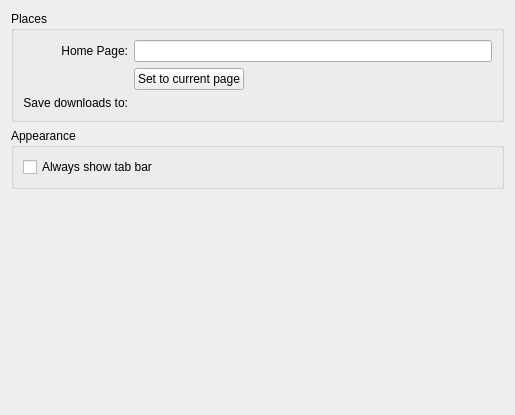
The window that src/settings_general.ui (KDE/rekonq) describes before a commit, drawn with Qt 5.
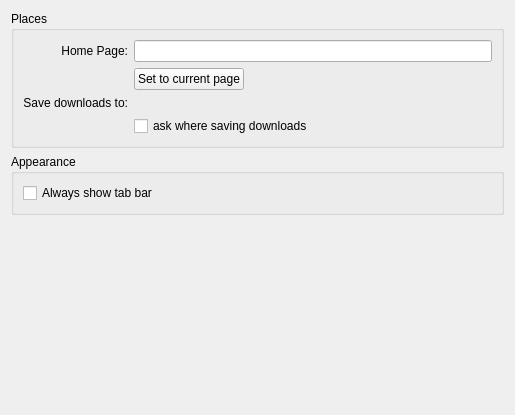
The same window after the commit. Custom widgets are drawn as their Qt base class.

Commit message: Moving new download system to mainline. I did some changes to fit things as simple as possible. We can obviously improve things in a second moment..

Diff of the .ui file:
```diff
--- a/src/settings_general.ui
+++ b/src/settings_general.ui
@@ -77,6 +77,13 @@
         </property>
        </widget>
       </item>
+      <item row="3" column="1">
+       <widget class="QCheckBox" name="kcfg_downloadToDefaultDir">
+        <property name="text">
+         <string>ask where saving downloads</string>
+        </property>
+       </widget>
+      </item>
      </layout>
     </widget>
    </item>
```
The commit also changes 7 other files.
